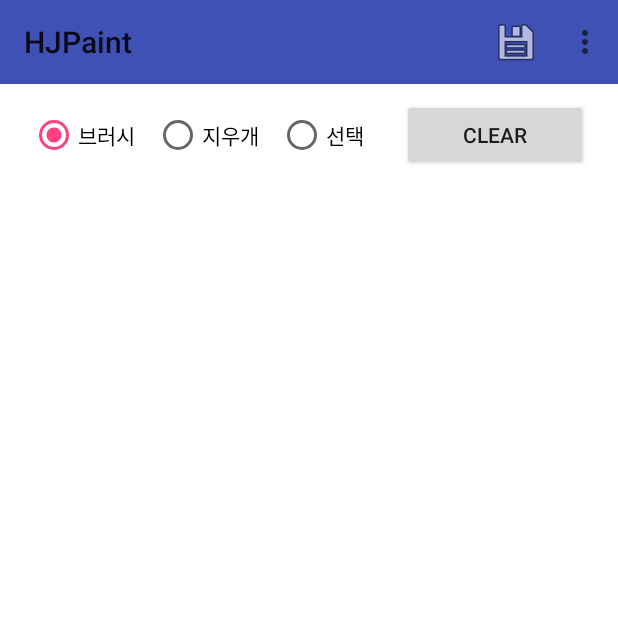
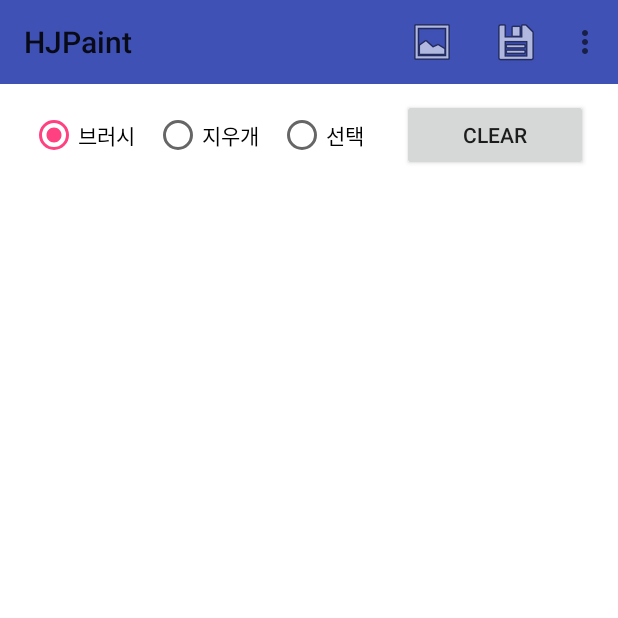
Before and after one commit to MinHyeJun/HJPaint, an Android app: the screen it shows after launch (CanvasActivity), on a phone screen of 412 x 824 dp, the top half of it. Run offline under Robolectric (Android 15) with nearby library versions, the phone set to English and light mode, and no system bars; libraries missing offline, so code that uses them is left out: com.gun0912.tedpermission, yuku.ambilwarna.

Commit message:
이미지 불러오기 기능 추가

```diff
--- a/app/src/main/java/m2j9702/app/hjpaint/CanvasView.java
+++ b/app/src/main/java/m2j9702/app/hjpaint/CanvasView.java
@@ -2,6 +2,7 @@ package m2j9702.app.hjpaint;
 
 import android.content.Context;
 import android.graphics.Bitmap;
+import android.graphics.BitmapFactory;
 import android.graphics.Canvas;
 import android.graphics.DashPathEffect;
 import android.graphics.Paint;
@@ -142,6 +143,11 @@ public class CanvasView extends View
         }
     }
 
+    public void importImage(String filePath, BitmapFactory.Options options)
+    {
+       this.bitmap = BitmapFactory.decodeFile(filePath,options).copy(Bitmap.Config.ARGB_8888, true);
+    }
+
 	/**
      * 캔버스의 선택된 영역을 지우는 메서드
      * ※ 선택된 영역이 없으면 전체 영역을 지운다.
--- a/app/src/main/res/menu/activity_canvas.xml
+++ b/app/src/main/res/menu/activity_canvas.xml
@@ -1,14 +1,23 @@
 <menu xmlns:android="http://schemas.android.com/apk/res/android"
       xmlns:app="http://schemas.android.com/apk/res-auto">
-    <item android:id="@+id/action_change_color"
-          android:title="브러시 색상 변경"/>
-    <item android:id="@+id/action_line_width"
-          android:title="선 두께 변경"/>
-    <item android:id="@+id/action_change_background"
-          android:title="배경색 변경"/>
-    <item android:id="@+id/action_save"
-          android:title="이미지 저장"
+    <item
+        android:id="@+id/action_import"
+        android:icon="@android:drawable/ic_menu_gallery"
+        android:title="이미지 불러오기"
+        app:showAsAction="always"/>
+    <item
+        android:id="@+id/action_change_color"
+        android:title="브러시 색상 변경"/>
+    <item
+        android:id="@+id/action_line_width"
+        android:title="선 두께 변경"/>
+    <item
+        android:id="@+id/action_change_background"
+        android:title="배경색 변경"/>
+    <item
+        android:id="@+id/action_save"
         android:icon="@android:drawable/ic_menu_save"
+        android:title="이미지 저장"
         app:showAsAction="always"/>
 
 </menu>
```
Also changed, not shown: app/src/main/java/m2j9702/app/hjpaint/CanvasActivity.java (+73 -3 lines).
